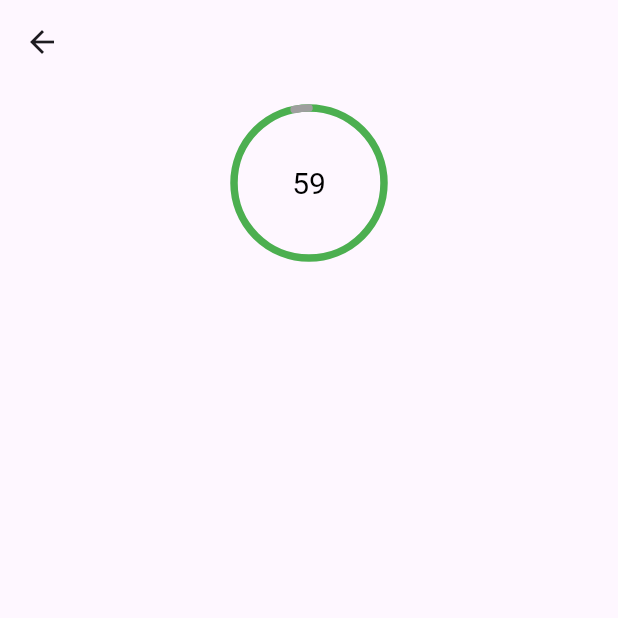
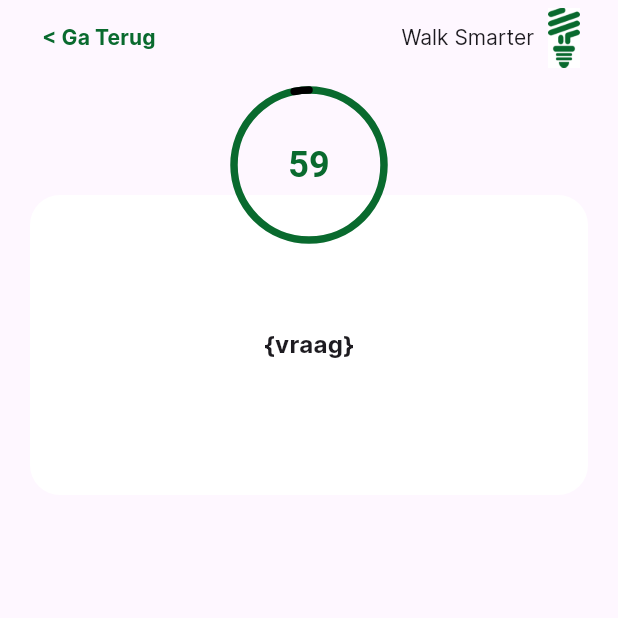
Before and after one commit to NHL-P4-INF1C/WalkSmarter, a Flutter app: the QuestionPage screen opened by its route, on a phone screen of 412 x 824 dp, the top half of it. Run offline on Flutter 3.47's test engine with Material 3 defaults, Android fonts, the phone set to English and light mode, and no system bars; our stand-ins replace pocketbase.

Commit message:
feat: added top nav bar and question field

```diff
--- a/lib/questionpage.dart
+++ b/lib/questionpage.dart
@@ -1,5 +1,7 @@
 import 'package:flutter/material.dart';
 import 'dart:math' as math;
+
+import 'package:flutter/widgets.dart';
 
 class TimerPainter extends CustomPainter {
   final Animation<double> animation;
@@ -37,7 +39,11 @@ class TimerPainter extends CustomPainter {
     TextPainter textPainter = TextPainter(
       text: TextSpan(
         text: '${(animation.value * 60).ceil()}',
-        style: TextStyle(color: Colors.black, fontSize: 20.0),
+        style: TextStyle(
+          color: Color.fromARGB(255, 9, 106, 46),
+          fontSize: 24,
+          fontWeight: FontWeight.bold,
+        ),
       ),
       textDirection: TextDirection.ltr,
     );
@@ -91,31 +97,100 @@ class _QuestionPageState extends State<QuestionPage> with SingleTickerProviderSt
   Widget build(BuildContext context) {
     return Scaffold(
       appBar: AppBar(
-        // Your AppBar code
+        automaticallyImplyLeading: false,
+        toolbarHeight: 50,
+        title: Row(
+          crossAxisAlignment: CrossAxisAlignment.center,
+          children: [
+            Expanded(
+              child: Align(
+                alignment: Alignment.centerLeft,
+                child: Padding(
+                  padding: const EdgeInsets.only(right: 15),
+                  child: TextButton(
+                    onPressed: () {
+                      Navigator.pushNamed(context, '/homepage');
+                    },
+                    child: Text(
+                      '< Ga Terug',
+                      style: TextStyle(
+                        color: Color.fromARGB(255, 9, 106, 46),
+                        fontWeight: FontWeight.bold,
                       ),
-      body: SingleChildScrollView(
+                    ),
+                  ),
+                ),
+              ),
+            ),
+            SizedBox(width: 8),
+            Text(
+              'Walk Smarter',
+              style: TextStyle(fontSize: 14),
+            ),
+            Image(
+              image: AssetImage('assets/walksmarterlogo.png'),
+              height: 40,
+              width: 40,
+            ),
+          ],
+        ),
+      ),
+      body: Center(
+        child: Column(
+          children: [
+            SizedBox(height: 80),
+            Container(
+              alignment: Alignment.centerLeft,
+              width: double.infinity,
               child: Padding(
-          padding: const EdgeInsets.all(16),
+                padding: const EdgeInsets.only(left: 20, right: 20),
                 child: Column(
                   crossAxisAlignment: CrossAxisAlignment.start,
                   children: [
-              Center(
+                    Stack(
+                      clipBehavior: Clip.none,
+                      children: [
+                        Container(
+                          height: 200,
+                          width: double.infinity,
+                          decoration: BoxDecoration(
+                            color: Colors.white,
+                            borderRadius: BorderRadius.all(Radius.circular(20)),
+                          ),
+                          child: Center(
+                            child: Text(
+                              "{vraag}",
+                              style: TextStyle(
+                                fontSize: 16,
+                                fontWeight: FontWeight.bold,
+                              ),
+                            ),
+                          ),
+                        ),
+                        Positioned(
+                          top: -70,
+                          left: (MediaQuery.of(context).size.width / 2) - 70,
                           child: CustomPaint(
                             size: Size(100, 100),
                             painter: TimerPainter(
                               animation: _controller,
-                    backgroundColor: Colors.green,
-                    color: Colors.grey,
+                              backgroundColor: Color.fromARGB(255, 9, 106, 46),
+                              color: Colors.black,
                             ),
                           ),
                         ),
+                      ],
+                    ),
                     SizedBox(height: 20),
-              // Other widgets in the body
+
                   ],
                 ),
               ),
             ),
-      // Other parts of your Scaffold
+          ],
+        ),
+      ),
+      // bottom nav bar
     );
   }
 }
```
Lines whose indentation alone changed are shown as unchanged.
